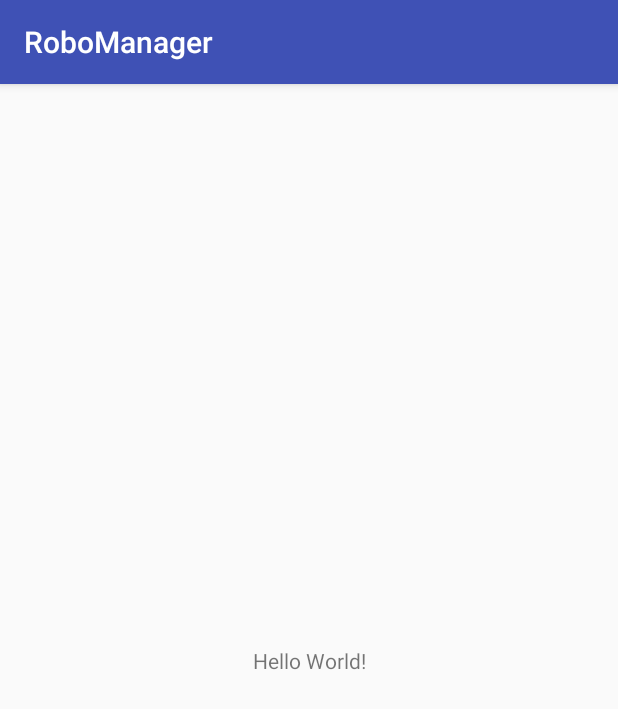
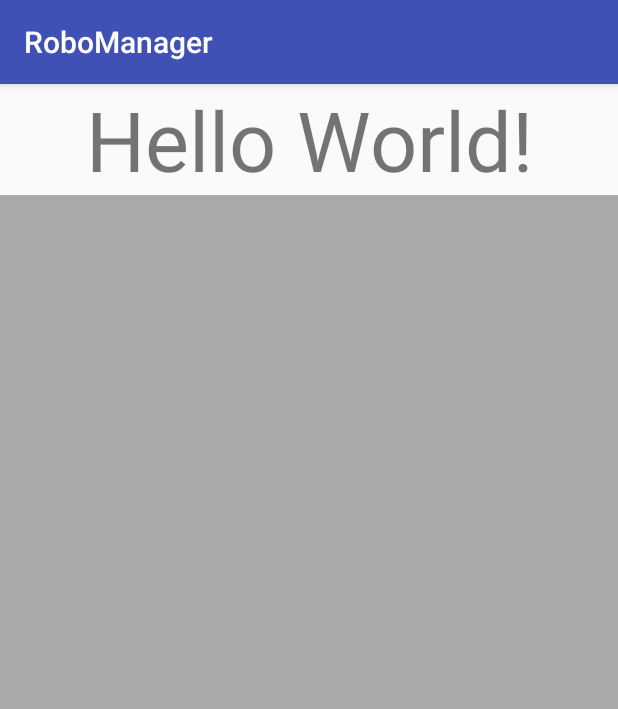
Before and after one commit to MPopovych/RoboManager, an Android app: the screen it shows after launch (MainActivity), on a phone screen of 412 x 824 dp. Shown: the top 709 px of the screen. Run offline under Robolectric (Android 15) with nearby library versions, the phone set to English and light mode, and no system bars.

Commit message:
first activity and fragment

```diff
--- a/app/src/main/java/com/makki/robomanager/MainActivity.java
+++ b/app/src/main/java/com/makki/robomanager/MainActivity.java
@@ -2,6 +2,8 @@ package com.makki.robomanager;
 
 import android.support.v7.app.AppCompatActivity;
 import android.os.Bundle;
+
+import com.makki.robomanager.fragments.NavigationFragment;
 
 public class MainActivity extends AppCompatActivity {
 
@@ -9,5 +11,10 @@ public class MainActivity extends AppCompatActivity {
     protected void onCreate(Bundle savedInstanceState) {
         super.onCreate(savedInstanceState);
         setContentView(R.layout.activity_main);
+
+        getSupportFragmentManager()
+                .beginTransaction()
+                .add(R.id.container, NavigationFragment.newInstance())
+                .commit();
     }
 }
--- /dev/null
+++ b/app/src/main/java/com/makki/robomanager/fragments/NavigationFragment.java
@@ -0,0 +1,36 @@
+package com.makki.robomanager.fragments;
+
+import android.os.Bundle;
+import android.support.v4.app.Fragment;
+import android.view.LayoutInflater;
+import android.view.View;
+import android.view.ViewGroup;
+
+import com.makki.robomanager.R;
+
+/**
+ * @author Max.Popovych on 05.03.18.
+ */
+
+public class NavigationFragment extends Fragment {
+
+    public static NavigationFragment newInstance(){
+        //TODO: --Use this to set arguments for the fragment
+        //Bundle args = new Bundle();
+        //args.putInt("someValue", value);
+        //NavigationFragment fragment = new NavigationFragment();
+        //fragment.setArguments(bundle);
+
+        return new NavigationFragment();
+    }
+
+    @Override
+    public void onCreate(Bundle savedInstanceState) {
+        super.onCreate(savedInstanceState);
+    }
+
+    @Override
+    public View onCreateView(LayoutInflater inflater, ViewGroup container, Bundle savedInstanceState) {
+        return inflater.inflate(R.layout.fragment_navigation, container, false);
+    }
+}
--- a/app/src/main/res/layout/activity_main.xml
+++ b/app/src/main/res/layout/activity_main.xml
@@ -1,19 +1,30 @@
 <?xml version="1.0" encoding="utf-8"?>
-<android.support.constraint.ConstraintLayout
-    xmlns:android="http://schemas.android.com/apk/res/android"
+<android.support.constraint.ConstraintLayout xmlns:android="http://schemas.android.com/apk/res/android"
+    xmlns:app="http://schemas.android.com/apk/res-auto"
     xmlns:tools="http://schemas.android.com/tools"
-    xmlns:app="http://schemas.android.com/apk/res-auto"
     android:layout_width="match_parent"
     android:layout_height="match_parent"
     tools:context="com.makki.robomanager.MainActivity">
 
     <TextView
+        android:id="@+id/text_view"
         android:layout_width="wrap_content"
         android:layout_height="wrap_content"
         android:text="Hello World!"
-        app:layout_constraintBottom_toBottomOf="parent"
+        android:textSize="55dp"
         app:layout_constraintLeft_toLeftOf="parent"
         app:layout_constraintRight_toRightOf="parent"
         app:layout_constraintTop_toTopOf="parent" />
 
+    <FrameLayout
+        android:id="@+id/container"
+        android:layout_width="0dp"
+        android:layout_height="0dp"
+        app:layout_constraintBottom_toBottomOf="parent"
+        app:layout_constraintTop_toBottomOf="@id/text_view"
+        app:layout_constraintLeft_toLeftOf="parent"
+        app:layout_constraintRight_toRightOf="parent"
+        android:background="@android:color/black">
+    </FrameLayout>
+
 </android.support.constraint.ConstraintLayout>
--- /dev/null
+++ b/app/src/main/res/layout/fragment_navigation.xml
@@ -0,0 +1,8 @@
+<?xml version="1.0" encoding="utf-8"?>
+<RelativeLayout
+    xmlns:android="http://schemas.android.com/apk/res/android"
+    android:layout_width="match_parent"
+    android:layout_height="match_parent"
+    android:background="@android:color/darker_gray">
+
+</RelativeLayout>
```
